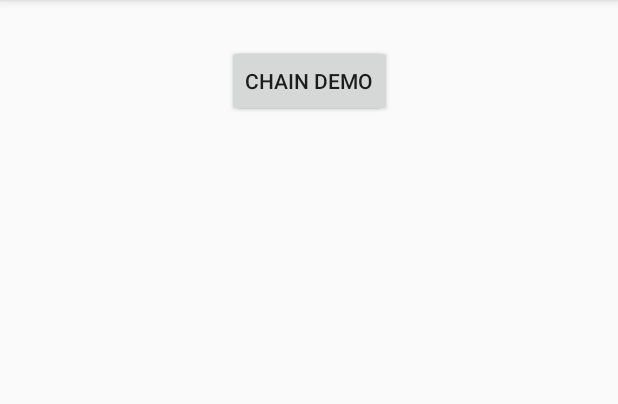
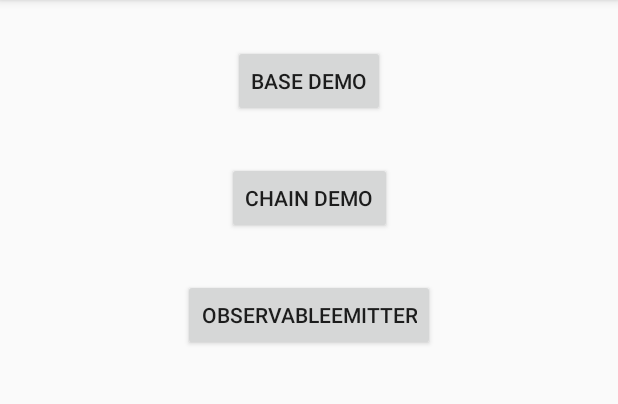
Before and after one commit to lizhen0211/Android_Rx_Java_2_Sample, an Android app: the SimpleDemoActivity screen opened directly, with no data from a screen before it, on a phone screen of 412 x 824 dp, the part 84-488 px from its top. Run offline under Robolectric (Android 15) with nearby library versions, the phone set to English and light mode, and no system bars; our stand-ins replace RxJava.

```diff
--- a/app/src/main/res/layout/activity_simple_demo.xml
+++ b/app/src/main/res/layout/activity_simple_demo.xml
@@ -11,8 +11,8 @@
         android:layout_width="wrap_content"
         android:layout_height="wrap_content"
         android:layout_marginTop="30dp"
+        android:onClick="onBaseDemoClick"
         android:text="base demo"
-        android:onClick="onBaseDemoClick"
         app:layout_constraintLeft_toLeftOf="parent"
         app:layout_constraintRight_toRightOf="parent"
         app:layout_constraintTop_toTopOf="parent" />
@@ -22,10 +22,20 @@
         android:layout_width="wrap_content"
         android:layout_height="wrap_content"
         android:layout_marginTop="30dp"
+        android:onClick="onChainDemoClick"
         android:text="chain demo"
-        android:onClick="onChainDemoClick"
         app:layout_constraintLeft_toLeftOf="parent"
         app:layout_constraintRight_toRightOf="parent"
-        app:layout_constraintTop_toTopOf="parent" />
+        app:layout_constraintTop_toBottomOf="@id/base_model_btn" />
 
+    <Button
+        android:id="@+id/emitter_btn"
+        android:layout_width="wrap_content"
+        android:layout_height="wrap_content"
+        android:layout_marginTop="30dp"
+        android:onClick="onObservableEmitterClick"
+        android:text="ObservableEmitter"
+        app:layout_constraintLeft_toLeftOf="parent"
+        app:layout_constraintRight_toRightOf="parent"
+        app:layout_constraintTop_toBottomOf="@id/chain_model_btn" />
 </android.support.constraint.ConstraintLayout>
```
Also changed, not shown: app/src/main/java/com/lz/android_rxjava2_sample/SimpleDemoActivity.java (+59 -0 lines).
